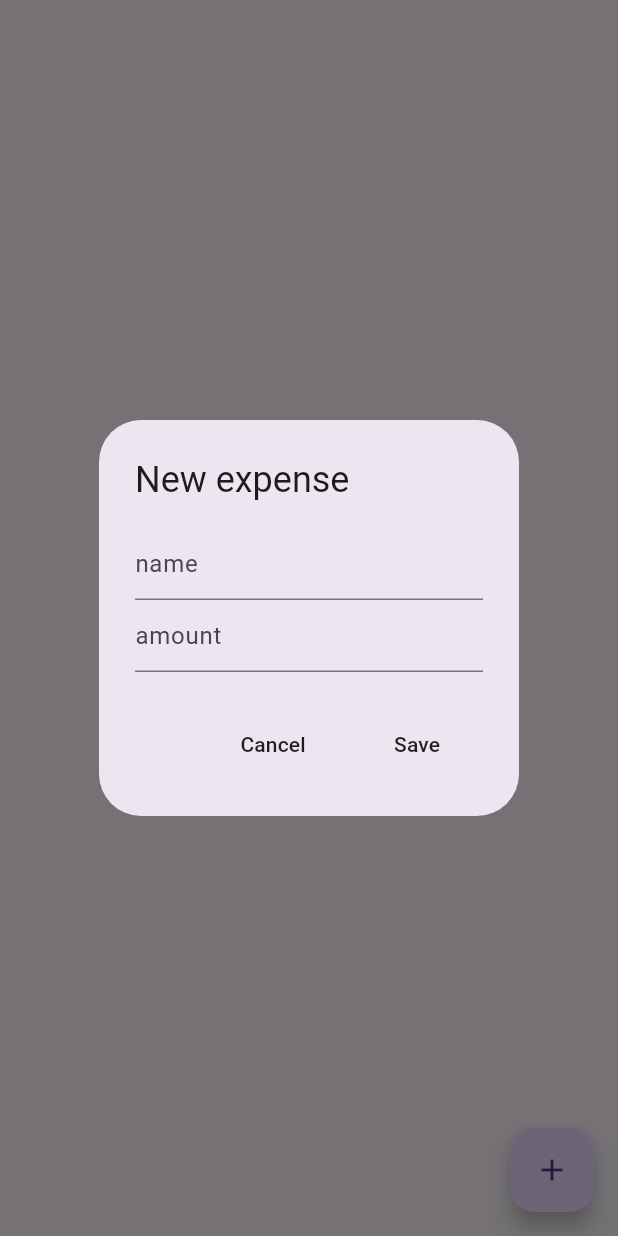
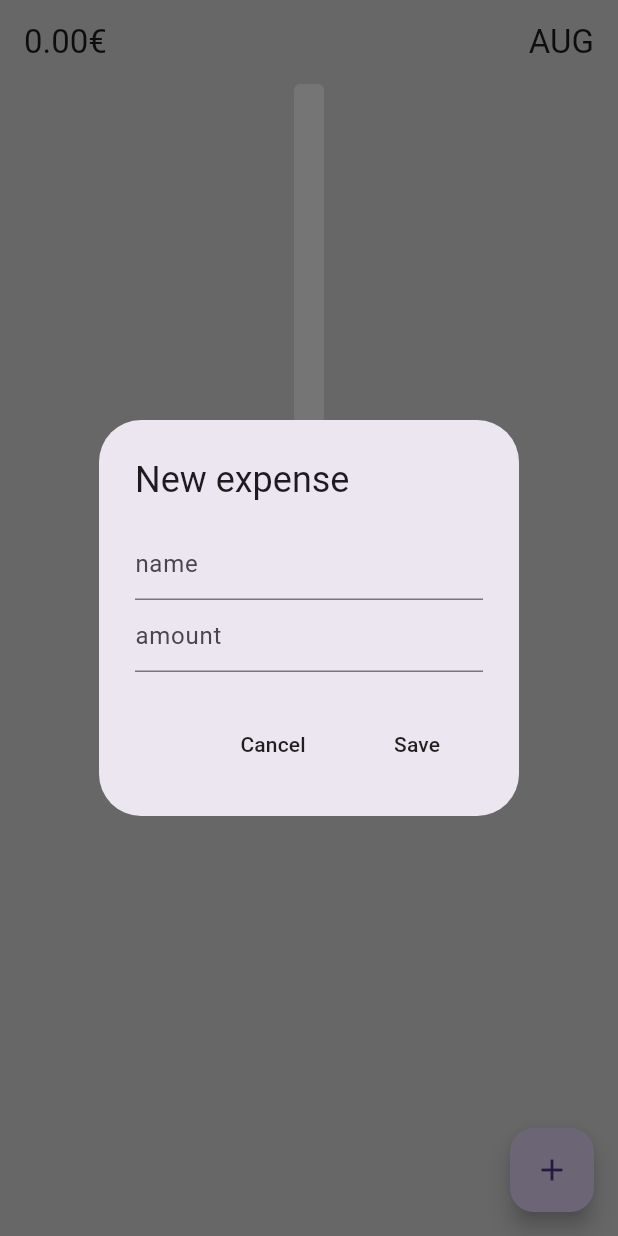
Before and after one commit to whznot/expense_tracker, a Flutter app: the screen it shows after launch, after a tap on the "add" icon, on a phone screen of 412 x 824 dp. Run offline on Flutter 3.47's test engine with Material 3 defaults, Android fonts, the phone set to English and light mode, and no system bars; drawn by our look-alikes of fl_chart; our stand-ins replace flutter_slidable, isar; accounts and stored records are empty; generated files the repository leaves out were written again.

```diff
--- /dev/null
+++ b/devtools_options.yaml
@@ -0,0 +1,3 @@
+description: This file stores settings for Dart & Flutter DevTools.
+documentation: https://docs.flutter.dev/tools/devtools/extensions#configure-extension-enablement-states
+extensions:
--- /dev/null
+++ b/lib/bar graph/bar_graph.dart
@@ -0,0 +1,184 @@
+import 'package:expense_tracker/bar%20graph/individual_bar.dart';
+import 'package:fl_chart/fl_chart.dart';
+import 'package:flutter/material.dart';
+
+class MyBarGraph extends StatefulWidget {
+  final List<double> monthlySummary; // [250, 918, 24]
+  final int startMonth; // 0 JAN, 1 FEB, 2 MAR ..
+
+  const MyBarGraph({
+    super.key,
+    required this.monthlySummary,
+    required this.startMonth,
+  });
+
+  @override
+  State<MyBarGraph> createState() => _MyBarGraphState();
+}
+
+class _MyBarGraphState extends State<MyBarGraph> {
+  List<IndividualBar> barData = []; // holds data for each bar
+
+  @override
+  void initState() {
+    super.initState();
+    WidgetsBinding.instance.addPostFrameCallback((timeStamp) => scrollToEnd());
+  }
+
+  // initializes bar data which uses monthlySummary to create the list od bars
+  void initializeBarData() {
+    barData = List.generate(
+      widget.monthlySummary.length,
+      (index) => IndividualBar(
+        x: index,
+        y: widget.monthlySummary[index],
+      ),
+    );
+  }
+
+  double calculateMax() {
+    double max = 50;
+
+    widget.monthlySummary.sort();
+    max = widget.monthlySummary.last * 1.10;
+
+    if (max < 50) {
+      return 50;
+    }
+    return max;
+  }
+
+  final ScrollController _scrollController = ScrollController();
+
+  void scrollToEnd() {
+    _scrollController.animateTo(
+      _scrollController.position.maxScrollExtent,
+      duration: const Duration(seconds: 1),
+      curve: Curves.fastOutSlowIn,
+    );
+  }
+
+  @override
+  Widget build(BuildContext context) {
+    initializeBarData();
+
+    double barWidth = 20;
+    double spaceBetweenBars = 15;
+
+    return SingleChildScrollView(
+      scrollDirection: Axis.horizontal,
+      controller: _scrollController,
+      child: Padding(
+        padding: const EdgeInsets.symmetric(horizontal: 25.0),
+        child: SizedBox(
+          width: barWidth * barData.length +
+              spaceBetweenBars * (barData.length - 1),
+          child: BarChart(
+            BarChartData(
+              minY: 0,
+              maxY: calculateMax(),
+              gridData: const FlGridData(show: false),
+              borderData: FlBorderData(show: false),
+              titlesData: const FlTitlesData(
+                show: true,
+                topTitles:
+                    AxisTitles(sideTitles: SideTitles(showTitles: false)),
+                rightTitles:
+                    AxisTitles(sideTitles: SideTitles(showTitles: false)),
+                leftTitles:
+                    AxisTitles(sideTitles: SideTitles(showTitles: false)),
+                bottomTitles: AxisTitles(
+                  sideTitles: SideTitles(
+                    showTitles: true,
+                    getTitlesWidget: getBottomTitles,
+                    reservedSize: 24,
+                  ),
+                ),
+              ),
+              barGroups: barData
+                  .map(
+                    (data) => BarChartGroupData(
+                      x: data.x,
+                      barRods: [
+                        BarChartRodData(
+                          toY: data.y,
+                          width: barWidth,
+                          borderRadius: BorderRadius.circular(4),
+                          color: Colors.grey.shade800,
+                          backDrawRodData: BackgroundBarChartRodData(
+                            show: true,
+                            toY: calculateMax(),
+                            color: Colors.white,
+                          ),
+                        ),
+                      ],
+                    ),
+                  )
+                  .toList(),
+              alignment: BarChartAlignment.center,
+              groupsSpace: spaceBetweenBars,
+            ),
+          ),
+        ),
+      ),
+    );
+  }
+}
+
+Widget getBottomTitles(double value, TitleMeta meta) {
+  const textStyle = TextStyle(
+    color: Colors.grey,
+    fontWeight: FontWeight.bold,
+    fontSize: 14,
+  );
+
+  String text;
+  switch (value.toInt() % 12) {
+    case 0:
+      text = 'J';
+      break;
+    case 1:
+      text = 'F';
+      break;
+    case 2:
+      text = 'M';
+      break;
+    case 3:
+      text = 'A';
+      break;
+    case 4:
+      text = 'M';
+      break;
+    case 5:
+      text = 'J';
+      break;
+    case 6:
+      text = 'J';
+      break;
+    case 7:
+      text = 'A';
+      break;
+    case 8:
+      text = 'S';
+      break;
+    case 9:
+      text = 'O';
+      break;
+    case 10:
+      text = 'N';
+      break;
+    case 11:
+      text = 'D';
+      break;
+    default:
+      text = '';
+      break;
+  }
+  return SideTitleWidget(
+    axisSide: meta.axisSide,
+    child: Text(
+      text,
+      style: textStyle,
+    ),
+  );
+}
--- /dev/null
+++ b/lib/bar graph/individual_bar.dart
@@ -0,0 +1,9 @@
+class IndividualBar {
+  final int x;
+  final double y;
+
+  IndividualBar({
+    required this.x,
+    required this.y,
+  });
+}
--- a/lib/components/my_list_tile.dart
+++ b/lib/components/my_list_tile.dart
@@ -17,28 +17,39 @@ class MyListTile extends StatelessWidget {
 
   @override
   Widget build(BuildContext context) {
-    return Slidable(
+    return Padding(
+      padding: const EdgeInsets.symmetric(vertical: 5, horizontal: 25),
+      child: Slidable(
         endActionPane: ActionPane(
           motion: const StretchMotion(),
           children: [
             SlidableAction(
               onPressed: onEditPressed,
-            icon: Icons.settings,
+              icon: Icons.edit,
               backgroundColor: Colors.grey,
               foregroundColor: Colors.white,
+              borderRadius: BorderRadius.circular(8),
             ),
             SlidableAction(
               onPressed: onDeletePressed,
               icon: Icons.delete,
               backgroundColor: Colors.red,
               foregroundColor: Colors.white,
+              borderRadius: BorderRadius.circular(8),
             )
           ],
+        ),
+        child: Container(
+          decoration: BoxDecoration(
+            color: Colors.grey.shade200,
+            borderRadius: BorderRadius.circular(8),
           ),
           child: ListTile(
             title: Text(title),
             trailing: Text(trailing),
           ),
+        ),
+      ),
     );
   }
 }
--- a/lib/database/expense_database.dart
+++ b/lib/database/expense_database.dart
@@ -53,4 +53,66 @@ class ExpenseDataBase extends ChangeNotifier {
     await isar.writeTxn(() => isar.expenses.delete(id));
     await readExpenses();
   }
+
+  // helper, calculates all of the expenses for each month
+  Future<Map<String, double>> calculateMonthlyTotals() async {
+    await readExpenses(); // ensures that the infos are updated
+
+    // map to keep track of the total expenses per month
+    Map<String, double> monthlyTotals = {};
+
+    // iterating over all expenses
+    for (var expense in _allExpenses) {
+      String yearMonth = '${expense.date.year}-${expense.date.month}'; // extracts the month from the date of expense creation
+
+      // if the year-month is not in the map => set the initial total amount to zero
+      if (!monthlyTotals.containsKey(yearMonth)) {
+        monthlyTotals[yearMonth] = 0;
+      }
+
+      // adding the expense amount to the total for the month
+      monthlyTotals[yearMonth] = monthlyTotals[yearMonth]! + expense.amount;
+    }
+    return monthlyTotals;
+  }
+
+  Future<double> calculateCurrentMonthTotal() async {
+    await readExpenses();
+
+    int currentMonth = DateTime.now().month;
+    int currentYear = DateTime.now().year;
+
+    List<Expense> currentMonthExpenses = _allExpenses.where((expense) {
+      return expense.date.month == currentMonth &&
+          expense.date.year == currentYear;
+    }).toList();
+
+    double total =
+        currentMonthExpenses.fold(0, (sum, expense) => sum + expense.amount);
+    return total;
+  }
+
+  int getStartMonth() {
+    if (_allExpenses.isEmpty) {
+      return DateTime.now().month;
+    }
+
+    // sort expenses to find the earliest
+    _allExpenses.sort(
+      (a, b) => a.date.compareTo(b.date),
+    );
+    return _allExpenses.first.date.month;
+  }
+
+  int getStartYear() {
+    if (_allExpenses.isEmpty) {
+      return DateTime.now().year;
+    }
+
+    // sort expenses to find the earliest
+    _allExpenses.sort(
+      (a, b) => a.date.compareTo(b.date),
+    );
+    return _allExpenses.first.date.year;
+  }
 }
--- a/lib/helper/helper_functions.dart
+++ b/lib/helper/helper_functions.dart
@@ -12,3 +12,29 @@ String formatAmount(double amount) {
       NumberFormat.currency(locale: "de_DE", symbol: "€", decimalDigits: 2);
   return format.format(amount);
 }
+
+int calculateMonthCount(
+    int startYear, int startMonth, int currentYear, int currentMonth) {
+  int monthCount =
+      (currentYear - startYear) * 12 + currentMonth - startMonth + 1;
+  return monthCount;
+}
+
+String getCurrentMonthName() {
+  DateTime now = DateTime.now();
+  List<String> months = [
+    "JAN",
+    "FEB",
+    "MAR",
+    "APR",
+    "MAY",
+    "JUN",
+    "JUL",
+    "AUG",
+    "SEP",
+    "OCT",
+    "NOV",
+    "DEC",
+  ];
+  return months[now.month - 1];
+}
--- a/lib/pages/home_page.dart
+++ b/lib/pages/home_page.dart
@@ -1,3 +1,4 @@
+import 'package:expense_tracker/bar%20graph/bar_graph.dart';
 import 'package:expense_tracker/components/my_list_tile.dart';
 import 'package:expense_tracker/database/expense_database.dart';
 import 'package:expense_tracker/helper/helper_functions.dart';
@@ -16,10 +17,31 @@ class _HomePageState extends State<HomePage> {
   TextEditingController nameController = TextEditingController();
   TextEditingController amountController = TextEditingController();
 
+  // futures to load graph data & monthly total
+  Future<Map<String, double>>? _monthlyTotalsFuture;
+  Future<double>? _calculateCurrentMonthTotal;
+
   @override
   void initState() {
+    super.initState();
+
+    // ensure context is available before accessing provider
+    WidgetsBinding.instance.addPostFrameCallback((_) {
+      // reading db on an initial startup
       Provider.of<ExpenseDataBase>(context, listen: false).readExpenses();
-    super.initState();
+
+      // loading futures (to refresh graph data)
+      refreshData();
+    });
+  }
+
+// refreshing graph data
+  void refreshData() {
+    final expenseDataBase =
+        Provider.of<ExpenseDataBase>(context, listen: false);
+
+    _monthlyTotalsFuture = expenseDataBase.calculateMonthlyTotals();
+    _calculateCurrentMonthTotal = expenseDataBase.calculateCurrentMonthTotal();
   }
 
   void openNewExpenseBox() {
@@ -92,27 +114,98 @@ class _HomePageState extends State<HomePage> {
 
   @override
   Widget build(BuildContext context) {
-    return Consumer<ExpenseDataBase>(
-      builder: (context, value, child) => Scaffold(
+    return Consumer<ExpenseDataBase>(builder: (context, value, child) {
+      int startMonth = value.getStartMonth();
+      int startYear = value.getStartYear();
+      int currentMonth = DateTime.now().month;
+      int currentYear = DateTime.now().year;
+
+      int monthCount =
+          calculateMonthCount(startYear, startMonth, currentYear, currentMonth);
+
+      return Scaffold(
+        backgroundColor: Colors.grey.shade300,
         floatingActionButton: FloatingActionButton(
           onPressed: openNewExpenseBox,
           child: const Icon(Icons.add),
         ),
-        body: ListView.builder(
+        appBar: AppBar(
+          backgroundColor: Colors.transparent,
+          title: FutureBuilder(
+              future: _calculateCurrentMonthTotal,
+              builder: (context, snapshot) {
+                if (snapshot.connectionState == ConnectionState.done) {
+                  return Row(
+                    mainAxisAlignment: MainAxisAlignment.spaceBetween,
+                    children: [
+                      Text('${snapshot.data!.toStringAsFixed(2)}€'),
+                      Text(getCurrentMonthName()),
+                    ],
+                  );
+                } else {
+                  return const Text('loading data..');
+                }
+              }),
+        ),
+        body: SafeArea(
+          child: Column(
+            children: [
+              SizedBox(
+                height: 250,
+                child: FutureBuilder(
+                  future: _monthlyTotalsFuture,
+                  builder: (context, snapshot) {
+                    // check if data is loaded
+                    if (snapshot.connectionState == ConnectionState.done) {
+                      Map<String, double> monthlyTotals = snapshot.data ?? {};
+
+                      List<double> monthlySummary = List.generate(
+                        monthCount,
+                        (index) {
+                          int year = startYear + (startMonth + index - 1) ~/ 12;
+                          int month = (startMonth + index - 1) % 12 + 1;
+
+                          String yearMonthKey = '$year-$month';
+
+                          return monthlyTotals[yearMonthKey] ?? 0.0;
+                        },
+                      );
+                      return MyBarGraph(
+                          monthlySummary: monthlySummary,
+                          startMonth: startMonth);
+                    } else {
+                      return const Center(
+                        child: Text("loading.."),
+                      );
+                    }
+                  },
+                ),
+              ),
+              const SizedBox(height: 25),
+              Expanded(
+                child: ListView.builder(
                   itemCount: value.allExpense.length,
                   itemBuilder: (context, index) {
-            Expense individualExpense = value.allExpense[index];
+                    int reversedIndex = value.allExpense.length - 1 - index;
+
+                    Expense individualExpense = value.allExpense[reversedIndex];
 
                     return MyListTile(
                       title: individualExpense.name,
                       trailing: formatAmount(individualExpense.amount),
-              onEditPressed: (context) => openEditBox(individualExpense),
-              onDeletePressed: (context) => openDeleteBox(individualExpense),
+                      onEditPressed: (context) =>
+                          openEditBox(individualExpense),
+                      onDeletePressed: (context) =>
+                          openDeleteBox(individualExpense),
                     );
                   },
                 ),
               ),
+            ],
+          ),
+        ),
       );
+    });
   }
 
   Widget _cancelButton() {
@@ -139,6 +232,8 @@ class _HomePageState extends State<HomePage> {
             date: DateTime.now(),
           );
           await context.read<ExpenseDataBase>().createNewExpense(newExpense);
+
+          refreshData();
 
           nameController.clear();
           amountController.clear();
@@ -173,6 +268,8 @@ class _HomePageState extends State<HomePage> {
           await context
               .read<ExpenseDataBase>()
               .updateExpense(existingId, updatedExpense);
+
+          refreshData();
         }
       },
       child: const Text("Save"),
@@ -184,6 +281,8 @@ class _HomePageState extends State<HomePage> {
       onPressed: () async {
         Navigator.pop(context);
         await context.read<ExpenseDataBase>().deleteExpense(id);
+
+        refreshData();
       },
       child: const Text("Delete"),
     );
--- a/pubspec.yaml
+++ b/pubspec.yaml
@@ -41,6 +41,7 @@ dependencies:
   provider: ^6.1.2
   intl: ^0.19.0
   flutter_slidable: ^3.1.1
+  fl_chart: ^0.68.0
 
 dev_dependencies:
   flutter_test:
```
Also changed, not shown: pubspec.lock, 1 other file. Lines whose indentation alone changed are shown as unchanged.
